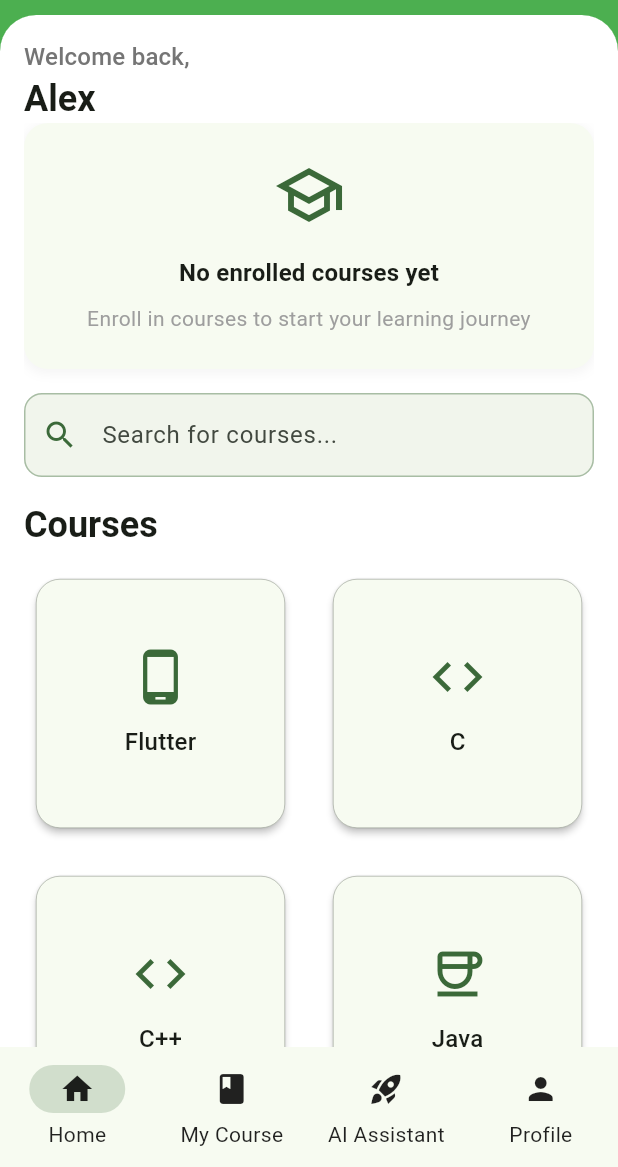
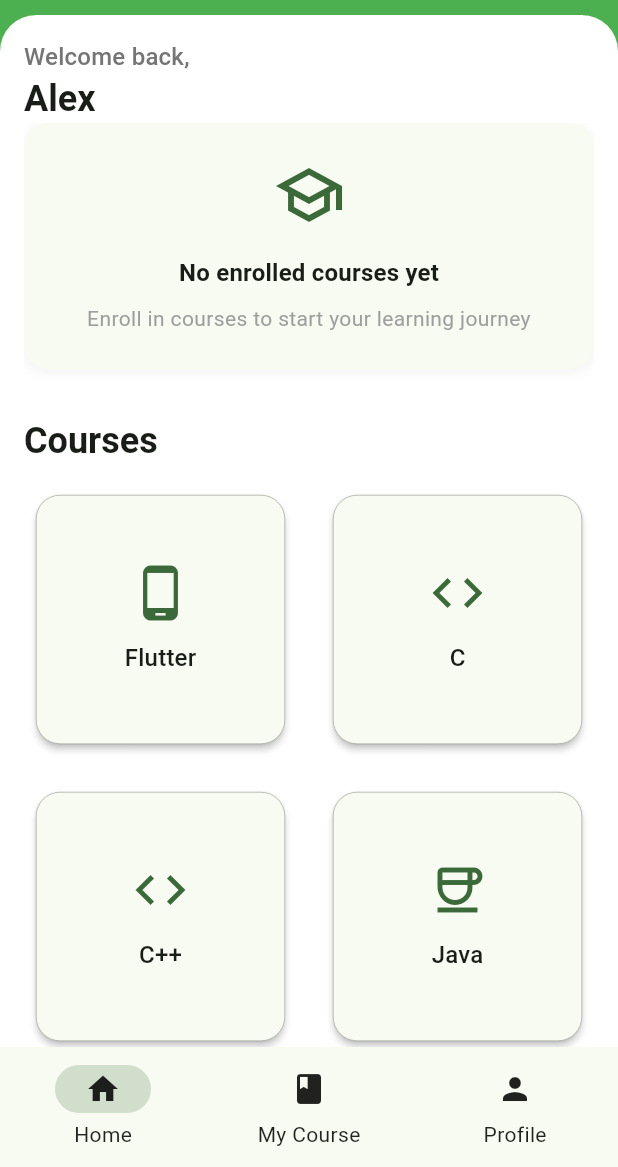
Before and after one commit to MuazRahman/skillorbit, a Flutter app: the screen it shows after launch, on a phone screen of 412 x 824 dp, the part 69-1236 px from its top. Run offline on Flutter 3.47's test engine with Material 3 defaults, Android fonts, the light colour scheme and no system bars; our stand-ins replace get, google_fonts.

Commit message:
refactor: Enhance UI and optimize controller dependencies
This commit introduces a series of UI refinements across multiple screens and optimizes dependency injection for controllers.

- **UI Enhancements:**
  - `course_details_screen.dart`:
    - Increased the opacity and offset of box shadows for better visual depth on content cards.
    - Enhanced the "Enroll Now" button with a border and larger font size.
  - `profile_screen.dart`:
    - Centered the user statistics cards and the "No achievements yet" message for improved layout.
  - `enhanced_achievements_screen.dart`:
    - Centered the achievements timeline content.

- **Dependency Injection Optimization:**
  - `controller_binder.dart`: Switched from `Get.put()` to `Get.lazyPut()` for all controllers (`ThemeController`, `DashBoardController`, `HomeScreenController`, `CourseController`) to improve initial app performance by creating them only when they are first needed.

- **Feature Removal:**
  - `home_screen.dart`: The search bar has been commented out and is no longer visible.
  - `dashboard_screen.dart`: The "AI Assistant" tab has been removed from the bottom navigation bar.

```diff
--- a/lib/screens/dashboard_screen.dart
+++ b/lib/screens/dashboard_screen.dart
@@ -23,7 +23,7 @@
   final List<Widget> pages = [
     const HomeScreen(),
     const MyCourseScreen(),
-    Center(child: Text('AI Assistant')),
+    // Center(child: Text('AI Assistant')),
     ProfileScreen(),
   ];
 
@@ -51,7 +51,6 @@
         selectedIndex: _dashBoardController.currentPageIndex.value,
         onDestinationSelected: (index) {
           _dashBoardController.currentPageIndex.value = index;
-          // setState(() => _currentPageIndex = index);
         },
         destinations: const [
           NavigationDestination(
@@ -60,10 +59,6 @@
             label: 'Home',
           ),
           NavigationDestination(icon: Icon(Icons.book), label: 'My Course'),
-          NavigationDestination(
-            icon: Icon(Icons.rocket_launch),
-            label: 'AI Assistant',
-          ),
           NavigationDestination(icon: Icon(Icons.person), label: 'Profile'),
         ],
       );
--- a/lib/screens/enhanced_achievements_screen.dart
+++ b/lib/screens/enhanced_achievements_screen.dart
@@ -83,7 +83,7 @@
               // Achievements timeline
               Padding(
                 padding: const EdgeInsets.symmetric(horizontal: 24.0),
-                child: _buildAchievementsTimeline(context),
+                child: Center(child: _buildAchievementsTimeline(context)),
               ),
 
               const SizedBox(height: 32),
--- a/lib/screens/home_screen.dart
+++ b/lib/screens/home_screen.dart
@@ -156,7 +156,7 @@
                     const SizedBox(height: 16),
 
                     // Search Bar
-                    buildSearchBar(context),
+                    // buildSearchBar(context),
 
                     const SizedBox(height: 16),
 
@@ -205,6 +205,7 @@
                               }
                             }
 
+                            // Navigate to Course Details Screen
                             Get.to(
                               () => CourseDetailsScreen(
                                 courseName: course,
@@ -273,29 +274,29 @@
   }
 
   // Search Box
-  Widget buildSearchBar(BuildContext context) {
-    return TextField(
-      decoration: InputDecoration(
-        hintText: 'Search for courses...',
-        prefixIcon: Icon(
-          Icons.search,
-          color: Theme.of(context).colorScheme.primary,
-        ),
-        enabledBorder: OutlineInputBorder(
-          borderRadius: BorderRadius.circular(12),
-          borderSide: BorderSide(
-            color: Theme.of(context).colorScheme.primary.withOpacity(0.4),
-          ),
-        ),
-        focusedBorder: OutlineInputBorder(
-          borderRadius: BorderRadius.circular(12),
-          borderSide: BorderSide(color: Theme.of(context).colorScheme.primary),
-        ),
-        filled: true,
-        fillColor: Theme.of(context).colorScheme.surfaceContainerLow,
-      ),
-    );
-  }
+  // Widget buildSearchBar(BuildContext context) {
+  //   return TextField(
+  //     decoration: InputDecoration(
+  //       hintText: 'Search for courses...',
+  //       prefixIcon: Icon(
+  //         Icons.search,
+  //         color: Theme.of(context).colorScheme.primary,
+  //       ),
+  //       enabledBorder: OutlineInputBorder(
+  //         borderRadius: BorderRadius.circular(12),
+  //         borderSide: BorderSide(
+  //           color: Theme.of(context).colorScheme.primary.withOpacity(0.4),
+  //         ),
+  //       ),
+  //       focusedBorder: OutlineInputBorder(
+  //         borderRadius: BorderRadius.circular(12),
+  //         borderSide: BorderSide(color: Theme.of(context).colorScheme.primary),
+  //       ),
+  //       filled: true,
+  //       fillColor: Theme.of(context).colorScheme.surfaceContainerLow,
+  //     ),
+  //   );
+  // }
 
   // Updated Course Progress Card to accept progress parameter
   Widget buildProgressCard(
--- a/lib/screens/profile_screen.dart
+++ b/lib/screens/profile_screen.dart
@@ -139,6 +139,7 @@
                   const SizedBox(height: 16),
                   Obx(
                     () => Row(
+                      mainAxisAlignment: MainAxisAlignment.center,
                       children: [
                         _buildEnhancedStatCard(
                           context,
@@ -193,7 +194,8 @@
 
                   Obx(() {
                     if (courseController.achievements.isEmpty) {
-                      return Container(
+                      return Center(
+                        child: Container(
                           padding: const EdgeInsets.all(24),
                           decoration: BoxDecoration(
                             color: Theme.of(context).cardColor,
@@ -230,6 +232,7 @@
                                 style: TextStyle(color: Colors.grey),
                               ),
                             ],
+                          ),
                         ),
                       );
                     }
```
Also changed, not shown: lib/core/controller_binder.dart (+4 -4 lines), lib/screens/course_details_screen.dart (+9 -7 lines). Lines whose indentation alone changed are shown as unchanged.
